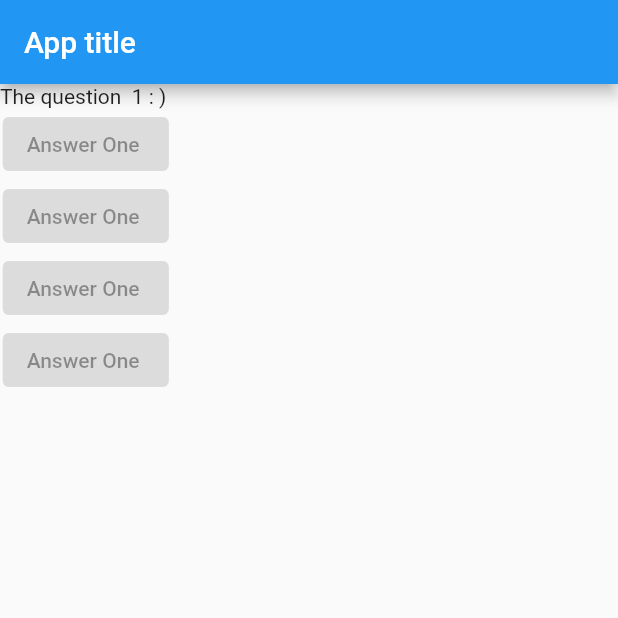
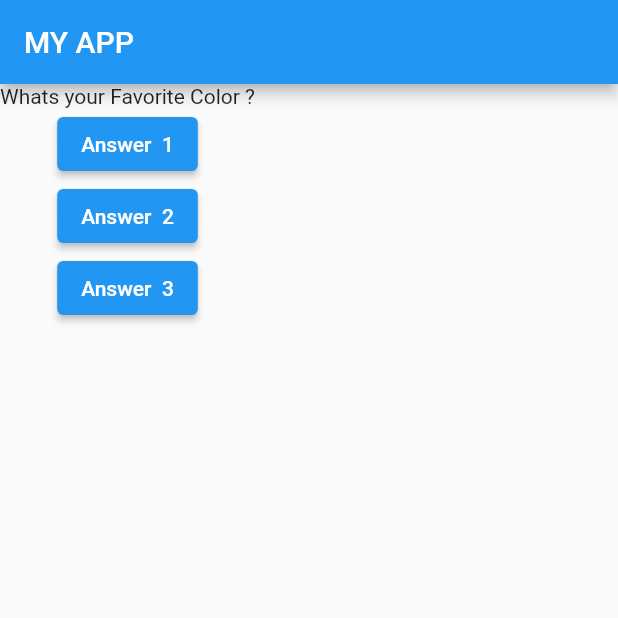
Before and after one commit to GulabSinghSikarwar/flutter_firstapp, a Flutter app: the screen it shows after launch, on a phone screen of 412 x 824 dp, the top half of it. Run offline on Flutter 3.47's test engine with Material 2 defaults, Android fonts, the phone set to English and light mode, and no system bars.

```diff
--- a/lib/main.dart
+++ b/lib/main.dart
@@ -1,27 +1,37 @@
 import 'package:flutter/material.dart';
 
 void main() {
-  runApp(MaterialApp(
-    home: Scaffold(
+  runApp(MyApp());
+}
 
+class MyApp extends StatelessWidget {
+  int questionsIndex = 0;
 
-      appBar: AppBar(
-        title: Text("App title "),
+  void answerQuestion() {
+    print("index : $questionsIndex");
+
+    questionsIndex = questionsIndex + 1;
+  }
+
+  Widget build(BuildContext context) {
+    var questions = [
+      "Whats your Favorite Color ?",
+      "Whats your Favorite Animal? ",
+      "Whats your Favorite Pet ? ",
+    ];
+
+    return MaterialApp(
+      home: Scaffold(
+        appBar: AppBar(
+          title: Text("MY APP"),
+        ),
+        body: Column(children: [
+          Text(questions[questionsIndex]),
+          ElevatedButton(onPressed: answerQuestion, child: Text("Answer  1")),
+          ElevatedButton(onPressed: answerQuestion, child: Text("Answer  2")),
+          ElevatedButton(onPressed: answerQuestion, child: Text("Answer  3")),
+        ]),
       ),
-
-
-
-
-      body: Column(
-
-        children: [
-          Text("The question  1 : ) "),
-          ElevatedButton(onPressed: null, child: Text("Answer One ")),
-          ElevatedButton(onPressed: null, child: Text("Answer One ")),
-          ElevatedButton(onPressed: null, child: Text("Answer One ")),
-          ElevatedButton(onPressed: null, child: Text("Answer One ")),
-        ],
-      ),
-    ),
-  ));
+    );
+  }
 }
```
